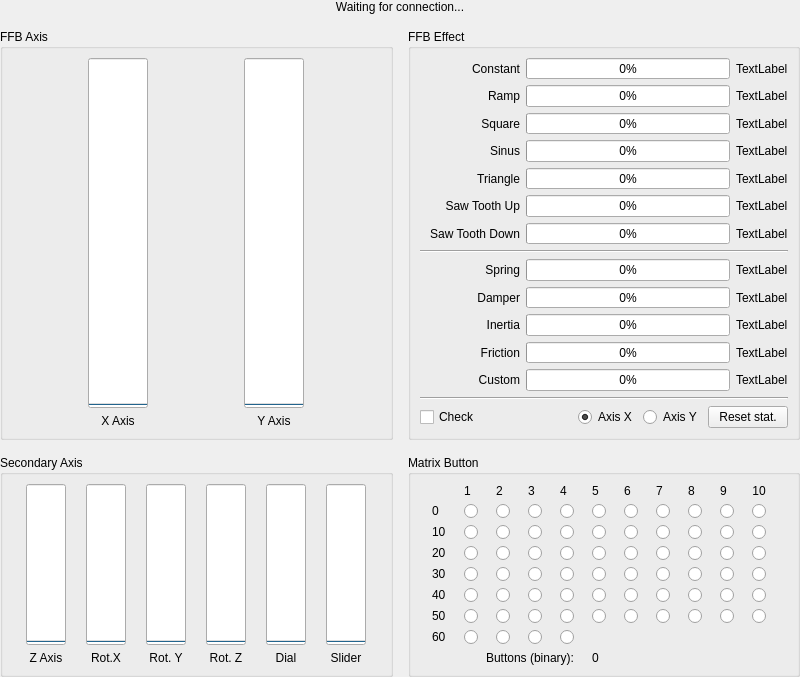
First picture: the form in res/dashboard.ui, repository Ultrawipf/OpenFFBoard-configurator, before the edit.
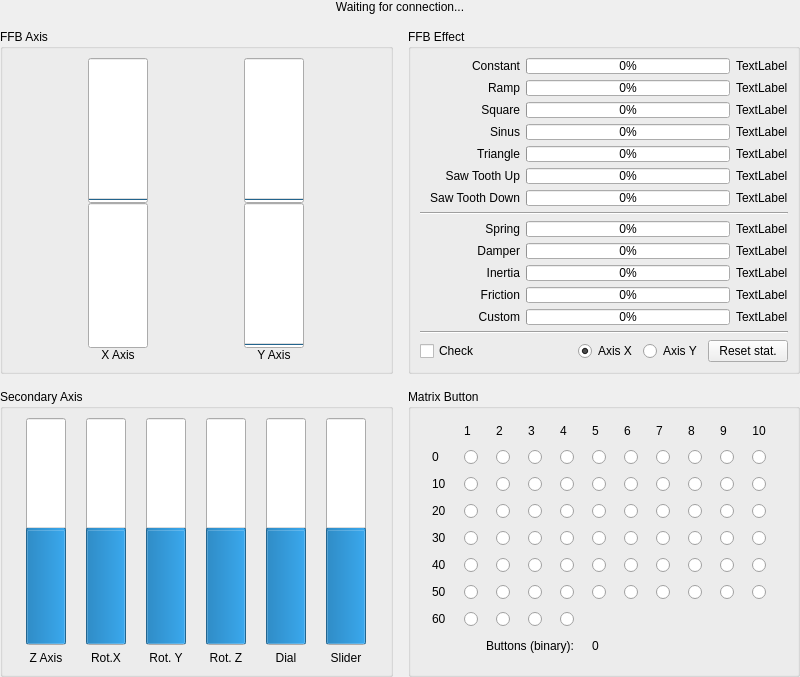
Second picture: the form after the edit.

Commit message: fix : dashboard display

Patch:
```diff
--- a/res/dashboard.ui
+++ b/res/dashboard.ui
@@ -13,7 +13,7 @@
   <property name="windowTitle">
    <string>Dashboard</string>
   </property>
-  <layout class="QGridLayout" name="gridLayout_2">
+  <layout class="QGridLayout" name="gridLayout_2" rowstretch="0,1,1">
    <property name="leftMargin">
     <number>0</number>
    </property>
@@ -38,38 +38,10 @@
       <property name="horizontalSpacing">
        <number>20</number>
       </property>
-      <item row="0" column="1">
-       <widget class="QProgressBar" name="progressBar_Y">
-        <property name="sizePolicy">
-         <sizepolicy hsizetype="Preferred" vsizetype="Preferred">
-          <horstretch>0</horstretch>
-          <verstretch>0</verstretch>
-         </sizepolicy>
-        </property>
-        <property name="minimumSize">
-         <size>
-          <width>0</width>
-          <height>0</height>
-         </size>
-        </property>
-        <property name="maximumSize">
-         <size>
-          <width>60</width>
-          <height>16777215</height>
-         </size>
-        </property>
-        <property name="value">
-         <number>0</number>
-        </property>
-        <property name="alignment">
-         <set>Qt::AlignmentFlag::AlignCenter</set>
-        </property>
-        <property name="orientation">
-         <enum>Qt::Orientation::Vertical</enum>
-        </property>
-       </widget>
-      </item>
-      <item row="1" column="0">
+      <property name="verticalSpacing">
+       <number>0</number>
+      </property>
+      <item row="2" column="0">
        <widget class="QLabel" name="label_axis_x">
         <property name="sizePolicy">
          <sizepolicy hsizetype="Preferred" vsizetype="Fixed">
@@ -99,6 +71,12 @@
           <height>16777215</height>
          </size>
         </property>
+        <property name="minimum">
+         <number>0</number>
+        </property>
+        <property name="maximum">
+         <number>32767</number>
+        </property>
         <property name="value">
          <number>0</number>
         </property>
@@ -110,7 +88,44 @@
         </property>
        </widget>
       </item>
-      <item row="1" column="1">
+      <item row="0" column="1">
+       <widget class="QProgressBar" name="progressBar_Y_pos">
+        <property name="sizePolicy">
+         <sizepolicy hsizetype="Preferred" vsizetype="Preferred">
+          <horstretch>0</horstretch>
+          <verstretch>0</verstretch>
+         </sizepolicy>
+        </property>
+        <property name="minimumSize">
+         <size>
+          <width>0</width>
+          <height>0</height>
+         </size>
+        </property>
+        <property name="maximumSize">
+         <size>
+          <width>60</width>
+          <height>16777215</height>
+         </size>
+        </property>
+        <property name="minimum">
+         <number>0</number>
+        </property>
+        <property name="maximum">
+         <number>32767</number>
+        </property>
+        <property name="value">
+         <number>0</number>
+        </property>
+        <property name="alignment">
+         <set>Qt::AlignmentFlag::AlignCenter</set>
+        </property>
+        <property name="orientation">
+         <enum>Qt::Orientation::Vertical</enum>
+        </property>
+       </widget>
+      </item>
+      <item row="2" column="1">
        <widget class="QLabel" name="label_axis_y">
         <property name="sizePolicy">
          <sizepolicy hsizetype="Preferred" vsizetype="Fixed">
@@ -126,6 +141,56 @@
         </property>
        </widget>
       </item>
+      <item row="1" column="0">
+       <widget class="QProgressBar" name="progressBar_X_neg">
+        <property name="sizePolicy">
+         <sizepolicy hsizetype="Preferred" vsizetype="Preferred">
+          <horstretch>0</horstretch>
+          <verstretch>0</verstretch>
+         </sizepolicy>
+        </property>
+        <property name="maximumSize">
+         <size>
+          <width>60</width>
+          <height>16777215</height>
+         </size>
+        </property>
+        <property name="minimum">
+         <number>0</number>
+        </property>
+        <property name="maximum">
+         <number>32767</number>
+        </property>
+        <property name="value">
+         <number>0</number>
+        </property>
+        <property name="orientation">
+         <enum>Qt::Orientation::Vertical</enum>
+        </property>
+        <property name="invertedAppearance">
+         <bool>true</bool>
+        </property>
+       </widget>
+      </item>
+      <item row="1" column="1">
+       <widget class="QProgressBar" name="progressBar_Y_neg">
+        <property name="sizePolicy">
+         <sizepolicy hsizetype="Preferred" vsizetype="Preferred">
+          <horstretch>0</horstretch>
+          <verstretch>0</verstretch>
+         </sizepolicy>
+        </property>
+        <property name="maximum">
+         <number>32768</number>
+        </property>
+        <property name="value">
+         <number>0</number>
+        </property>
+        <property name="orientation">
+         <enum>Qt::Orientation::Vertical</enum>
+        </property>
+       </widget>
+      </item>
      </layout>
     </widget>
    </item>
@@ -2221,6 +2286,12 @@
           <height>16777215</height>
          </size>
         </property>
+        <property name="minimum">
+         <number>-32767</number>
+        </property>
+        <property name="maximum">
+         <number>32767</number>
+        </property>
         <property name="value">
          <number>0</number>
         </property>
@@ -2296,6 +2367,12 @@
           <height>16777215</height>
          </size>
         </property>
+        <property name="minimum">
+         <number>-32767</number>
+        </property>
+        <property name="maximum">
+         <number>32767</number>
+        </property>
         <property name="value">
          <number>0</number>
         </property>
@@ -2321,6 +2398,12 @@
           <height>16777215</height>
          </size>
         </property>
+        <property name="minimum">
+         <number>-32767</number>
+        </property>
+        <property name="maximum">
+         <number>32767</number>
+        </property>
         <property name="value">
          <number>0</number>
         </property>
@@ -2346,6 +2429,12 @@
           <height>16777215</height>
          </size>
         </property>
+        <property name="minimum">
+         <number>-32767</number>
+        </property>
+        <property name="maximum">
+         <number>32767</number>
+        </property>
         <property name="value">
          <number>0</number>
         </property>
@@ -2371,6 +2460,12 @@
           <height>16777215</height>
          </size>
         </property>
+        <property name="minimum">
+         <number>-32767</number>
+        </property>
+        <property name="maximum">
+         <number>32767</number>
+        </property>
         <property name="value">
          <number>0</number>
         </property>
@@ -2396,6 +2491,12 @@
           <height>16777215</height>
          </size>
         </property>
+        <property name="minimum">
+         <number>-32767</number>
+        </property>
+        <property name="maximum">
+         <number>32767</number>
+        </property>
         <property name="value">
          <number>0</number>
         </property>
```
Left out of the diff: 2 changed lines with no effect on the pictures. The commit also changes 4 other files.
